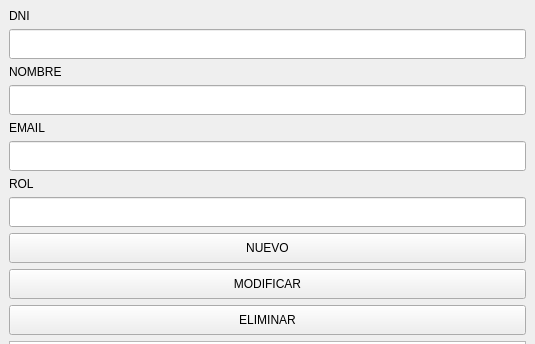
Before: the Qt Designer form interfaces/home.ui in AcTiV-Project/crud-python-qt-pyside, drawn with Qt 5; both pictures show x 0 to 535 and y 0 to 344 of the 535 by 580 pixel window.
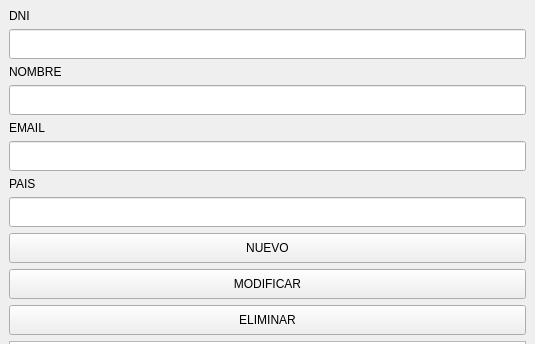
After: the same form once the commit is applied.

Diff of the .ui file:
```diff
--- a/interfaces/home.ui
+++ b/interfaces/home.ui
@@ -71,7 +71,7 @@
       <item>
        <widget class="QLabel" name="lblrol">
         <property name="text">
-         <string>ROL</string>
+         <string>PAIS</string>
         </property>
        </widget>
       </item>
```
Left out of the diff: 2 changed lines with no effect on the pictures.
